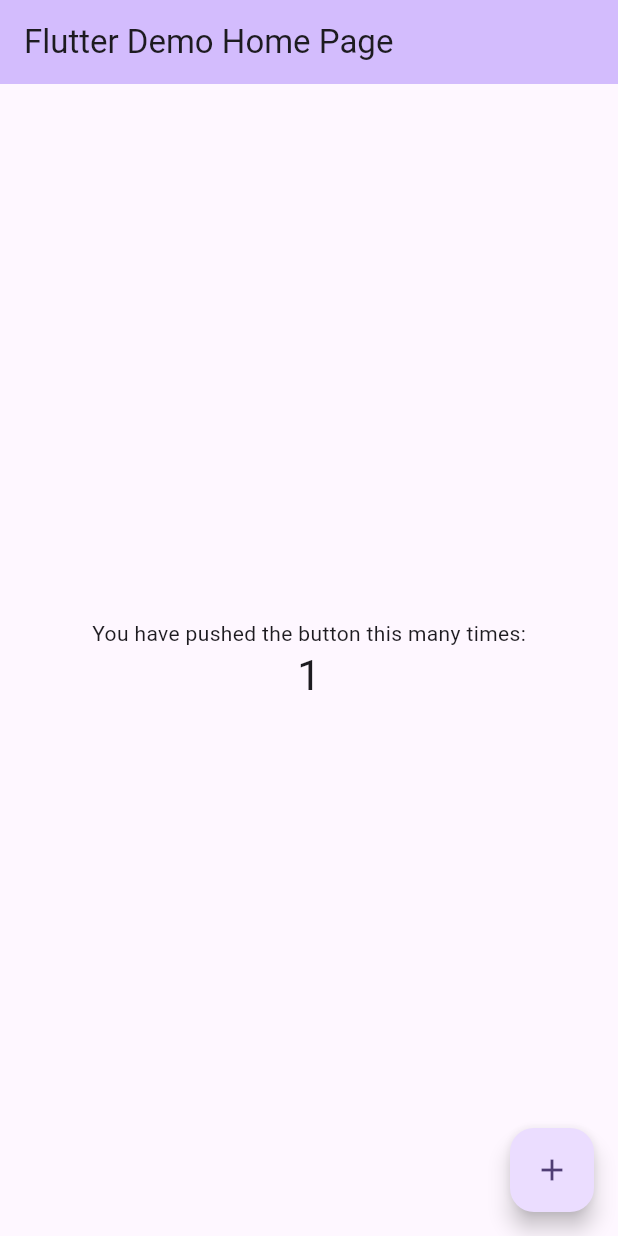
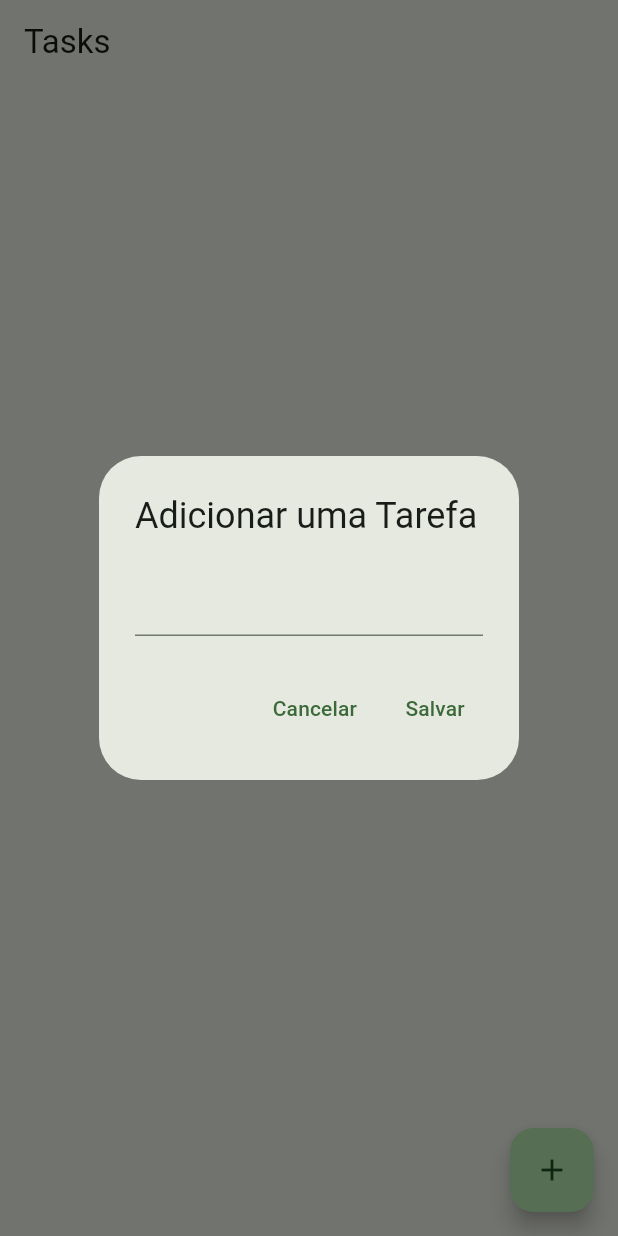
Before and after one commit to FYuriVS/todo_flutter_testes, a Flutter app: the screen it shows after launch, after a tap on the "add" icon, on a phone screen of 412 x 824 dp. Run offline on Flutter 3.47's test engine with Material 3 defaults, Android fonts, the phone set to English and light mode, and no system bars; our stand-ins replace bloc, equatable, flutter_bloc, isar; accounts and stored records are empty; generated files the repository leaves out were written again.

Commit message:
finalização do projeto

```diff
--- a/lib/cubits/board_cubit.dart
+++ b/lib/cubits/board_cubit.dart
@@ -13,7 +13,11 @@ class BoardCubit extends Cubit<BoardState> {
     emit(LoadingBoardState());
     try {
       final tasks = await repository.fetch();
-      emit(GettedTasksBoarsState(tasks: tasks));
+      if (tasks.isEmpty) {
+        emit(EmptyBoardState());
+      } else {
+        emit(GettedTasksBoarsState(tasks: tasks));
+      }
     } catch (e) {
       emit(FailureBoardState(message: 'Error'));
     }
@@ -57,7 +61,11 @@ class BoardCubit extends Cubit<BoardState> {
   Future<void> _emitTasks(List<Task> tasks) async {
     try {
       await repository.update(tasks);
-      emit(GettedTasksBoarsState(tasks: tasks));
+      if (tasks.isEmpty) {
+        emit(EmptyBoardState());
+      } else {
+        emit(GettedTasksBoarsState(tasks: tasks));
+      }
     } catch (e) {
       emit(FailureBoardState(message: 'Error'));
     }
--- a/lib/main.dart
+++ b/lib/main.dart
@@ -1,125 +1,33 @@
 import 'package:flutter/material.dart';
+import 'package:flutter_bloc/flutter_bloc.dart';
+import 'package:todo/cubits/board_cubit.dart';
+import 'package:todo/pages/board_page.dart';
+import 'package:todo/repositories/board_repository.dart';
+import 'package:todo/repositories/isar/isar_board_repository.dart';
+import 'package:todo/repositories/isar/isar_datasource.dart';
 
 void main() {
-  runApp(const MyApp());
+  runApp(const AppWidget());
 }
 
-class MyApp extends StatelessWidget {
-  const MyApp({super.key});
-
-  // This widget is the root of your application.
+class AppWidget extends StatelessWidget {
+  const AppWidget({super.key});
   @override
   Widget build(BuildContext context) {
-    return MaterialApp(
-      title: 'Flutter Demo',
-      theme: ThemeData(
-        // This is the theme of your application.
-        //
-        // TRY THIS: Try running your application with "flutter run". You'll see
-        // the application has a purple toolbar. Then, without quitting the app,
-        // try changing the seedColor in the colorScheme below to Colors.green
-        // and then invoke "hot reload" (save your changes or press the "hot
-        // reload" button in a Flutter-supported IDE, or press "r" if you used
-        // the command line to start the app).
-        //
-        // Notice that the counter didn't reset back to zero; the application
-        // state is not lost during the reload. To reset the state, use hot
-        // restart instead.
-        //
-        // This works for code too, not just values: Most code changes can be
-        // tested with just a hot reload.
-        colorScheme: ColorScheme.fromSeed(seedColor: Colors.deepPurple),
-        useMaterial3: true,
+    return MultiBlocProvider(
+      providers: [
+        RepositoryProvider(create: (ctx) => IsarDatasource()),
+        RepositoryProvider<BoardRepository>(
+            create: (ctx) => IsarBoardRepository(ctx.read())),
+        BlocProvider(create: (ctx) => BoardCubit(ctx.read()))
+      ],
+      child: MaterialApp(
+        home: const BoardPage(),
+        theme: ThemeData(
+          useMaterial3: true,
+          colorSchemeSeed: Colors.green,
+        ),
       ),
-      home: const MyHomePage(title: 'Flutter Demo Home Page'),
     );
   }
 }
-
-class MyHomePage extends StatefulWidget {
-  const MyHomePage({super.key, required this.title});
-
-  // This widget is the home page of your application. It is stateful, meaning
-  // that it has a State object (defined below) that contains fields that affect
-  // how it looks.
-
-  // This class is the configuration for the state. It holds the values (in this
-  // case the title) provided by the parent (in this case the App widget) and
-  // used by the build method of the State. Fields in a Widget subclass are
-  // always marked "final".
-
-  final String title;
-
-  @override
-  State<MyHomePage> createState() => _MyHomePageState();
-}
-
-class _MyHomePageState extends State<MyHomePage> {
-  int _counter = 0;
-
-  void _incrementCounter() {
-    setState(() {
-      // This call to setState tells the Flutter framework that something has
-      // changed in this State, which causes it to rerun the build method below
-      // so that the display can reflect the updated values. If we changed
-      // _counter without calling setState(), then the build method would not be
-      // called again, and so nothing would appear to happen.
-      _counter++;
-    });
-  }
-
-  @override
-  Widget build(BuildContext context) {
-    // This method is rerun every time setState is called, for instance as done
-    // by the _incrementCounter method above.
-    //
-    // The Flutter framework has been optimized to make rerunning build methods
-    // fast, so that you can just rebuild anything that needs updating rather
-    // than having to individually change instances of widgets.
-    return Scaffold(
-      appBar: AppBar(
-        // TRY THIS: Try changing the color here to a specific color (to
-        // Colors.amber, perhaps?) and trigger a hot reload to see the AppBar
-        // change color while the other colors stay the same.
-        backgroundColor: Theme.of(context).colorScheme.inversePrimary,
-        // Here we take the value from the MyHomePage object that was created by
-        // the App.build method, and use it to set our appbar title.
-        title: Text(widget.title),
-      ),
-      body: Center(
-        // Center is a layout widget. It takes a single child and positions it
-        // in the middle of the parent.
-        child: Column(
-          // Column is also a layout widget. It takes a list of children and
-          // arranges them vertically. By default, it sizes itself to fit its
-          // children horizontally, and tries to be as tall as its parent.
-          //
-          // Column has various properties to control how it sizes itself and
-          // how it positions its children. Here we use mainAxisAlignment to
-          // center the children vertically; the main axis here is the vertical
-          // axis because Columns are vertical (the cross axis would be
-          // horizontal).
-          //
-          // TRY THIS: Invoke "debug painting" (choose the "Toggle Debug Paint"
-          // action in the IDE, or press "p" in the console), to see the
-          // wireframe for each widget.
-          mainAxisAlignment: MainAxisAlignment.center,
-          children: <Widget>[
-            const Text(
-              'You have pushed the button this many times:',
-            ),
-            Text(
-              '$_counter',
-              style: Theme.of(context).textTheme.headlineMedium,
-            ),
-          ],
-        ),
-      ),
-      floatingActionButton: FloatingActionButton(
-        onPressed: _incrementCounter,
-        tooltip: 'Increment',
-        child: const Icon(Icons.add),
-      ), // This trailing comma makes auto-formatting nicer for build methods.
-    );
-  }
-}
--- /dev/null
+++ b/lib/pages/board_page.dart
@@ -0,0 +1,105 @@
+import 'package:flutter/material.dart';
+import 'package:flutter_bloc/flutter_bloc.dart';
+import 'package:todo/cubits/board_cubit.dart';
+import 'package:todo/models/task.dart';
+import 'package:todo/states/board_state.dart';
+
+class BoardPage extends StatefulWidget {
+  const BoardPage({super.key});
+
+  @override
+  State<BoardPage> createState() => _BoardPage();
+}
+
+class _BoardPage extends State<BoardPage> {
+  @override
+  void initState() {
+    super.initState();
+    WidgetsBinding.instance.addPostFrameCallback((timeStamp) {
+      context.read<BoardCubit>().fetchTasks();
+    });
+  }
+
+  @override
+  Widget build(BuildContext context) {
+    final cubit = context.watch<BoardCubit>();
+    final state = cubit.state;
+    Widget body = Container();
+
+    if (state is EmptyBoardState) {
+      body = const Center(
+        key: Key('EmptyState'),
+        child: Text('Adicione uma nova task'),
+      );
+    } else if (state is GettedTasksBoarsState) {
+      final tasks = state.tasks;
+      body = ListView.builder(
+        key: const Key('GettedState'),
+        itemCount: tasks.length,
+        itemBuilder: (context, index) {
+          final task = tasks[index];
+          return GestureDetector(
+            onLongPress: () {
+              cubit.removeTask(task);
+            },
+            child: CheckboxListTile(
+                value: task.check,
+                title: Text(task.description),
+                onChanged: (value) {
+                  cubit.checkTask(task);
+                }),
+          );
+        },
+      );
+    } else if (state is FailureBoardState) {
+      body = const Center(
+        key: Key('FailureState'),
+        child: Text("Erro ao pegar as tasks"),
+      );
+    }
+
+    return Scaffold(
+      appBar: AppBar(
+        title: const Text('Tasks'),
+      ),
+      body: body,
+      floatingActionButton: FloatingActionButton(
+        child: const Icon(Icons.add),
+        onPressed: () {
+          addTaskDialog();
+        },
+      ),
+    );
+  }
+
+  void addTaskDialog() {
+    var description = '';
+    showDialog(
+        context: context,
+        builder: (context) {
+          return AlertDialog.adaptive(
+            actions: [
+              TextButton(
+                onPressed: () {
+                  Navigator.pop(context);
+                },
+                child: const Text('Cancelar'),
+              ),
+              TextButton(
+                onPressed: () {
+                  final task =
+                      Task(id: -1, description: description, check: false);
+                  context.read<BoardCubit>().addTask(task);
+                  Navigator.pop(context);
+                },
+                child: const Text('Salvar'),
+              ),
+            ],
+            content: TextFormField(
+              onChanged: (value) => description = value,
+            ),
+            title: const Text("Adicionar uma Tarefa"),
+          );
+        });
+  }
+}
```
Also changed, not shown: 2 other files.
